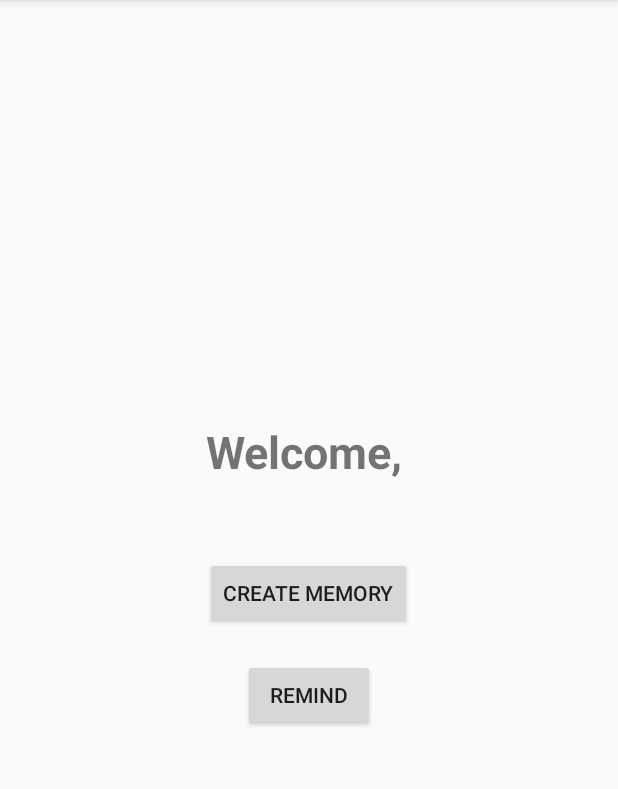
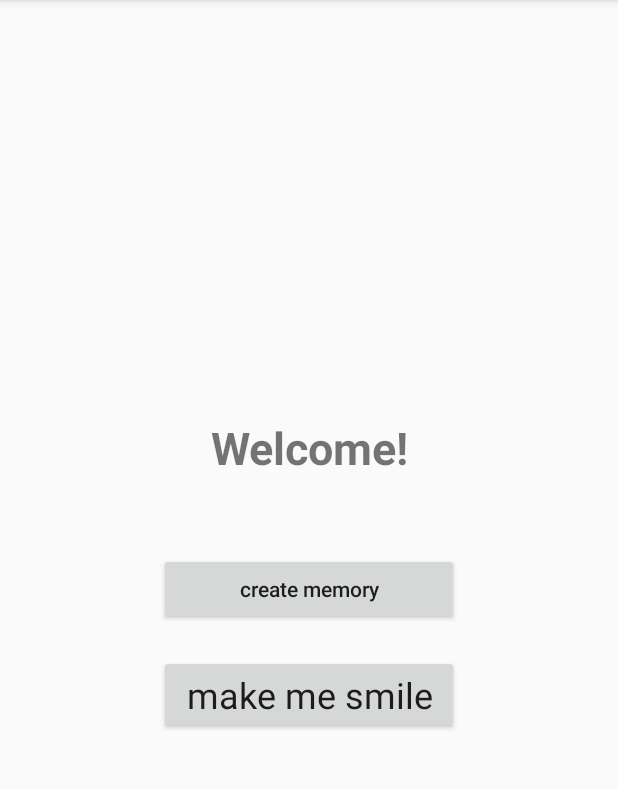
Before and after one commit to AngieLee1/Yesterdaze, an Android app: the screen it shows after launch (MainActivity), on a phone screen of 412 x 824 dp, the part 84-873 px from its top. Run offline under Robolectric (Android 15) with nearby library versions, the phone set to English and light mode, and no system bars.

Commit message:
worked on stuff

```diff
--- a/app/src/main/java/hackathon/yesterdaze/CreateMemoryActivity.java
+++ b/app/src/main/java/hackathon/yesterdaze/CreateMemoryActivity.java
@@ -62,11 +62,9 @@ public class CreateMemoryActivity extends AppCompatActivity {
 //                int year = c.get(Calendar.YEAR);
 //                String dateStr = day + "-" + month + "-" + year;
 
-                //int memoryRating = memRating.getNumStars();
+                int memoryRating = memRating.getNumStars();
 
                 String datevalue = memDate.getText().toString();
-
-                int memoryRating = 4;
 
                 Memory newMem = new Memory(memoryText, datevalue, memoryRating);
 
@@ -74,7 +72,7 @@ public class CreateMemoryActivity extends AppCompatActivity {
                 //addToDatabase();
 
 
-                //showSuccessMsg();
+                showSuccessMsg();
 
                 goToMainPage();
             }
--- a/app/src/main/java/hackathon/yesterdaze/RandomMemoryActivity.java
+++ b/app/src/main/java/hackathon/yesterdaze/RandomMemoryActivity.java
@@ -20,7 +20,7 @@ public class RandomMemoryActivity extends AppCompatActivity {
     @Override
     protected void onCreate(Bundle savedInstanceState) {
         super.onCreate(savedInstanceState);
-        setContentView(R.layout.welcome_page);
+        setContentView(R.layout.remind_page);
 
         dateTextView = (TextView) findViewById(R.id.date_text_view);
         memoryTextView = (TextView) findViewById(R.id.memory_text_view);
--- a/app/src/main/res/layout/welcome_page.xml
+++ b/app/src/main/res/layout/welcome_page.xml
@@ -8,22 +8,26 @@
         android:id="@+id/nameTextView"
         android:layout_width="match_parent"
         android:layout_height="wrap_content"
-        android:text="Welcome, "
+        android:text="Welcome!"
         android:textAlignment="center"
         android:textSize="30sp"
         android:textStyle="bold"/>
 
     <Button
         android:id="@+id/create_mem_button"
-        android:layout_width="wrap_content"
+        android:layout_width="200sp"
         android:layout_height="wrap_content"
+        android:layout_marginTop="50sp"
         android:text="create memory"
-        android:layout_marginTop="50sp"/>
+        android:textAllCaps="false" />
 
     <Button
         android:id="@+id/show_mem_button"
-        android:layout_width="wrap_content"
+        android:layout_width="200sp"
         android:layout_height="wrap_content"
-        android:text="remind"
-        android:layout_marginTop="20sp"/>
+        android:layout_marginTop="20sp"
+        android:fontFamily="sans-serif"
+        android:text="make me smile"
+        android:textAllCaps="false"
+        android:textSize="24sp" />
 </LinearLayout>
```
Also changed, not shown: app/src/main/res/layout/initial_set_time_page.xml (deleted, +0 -57 lines).
